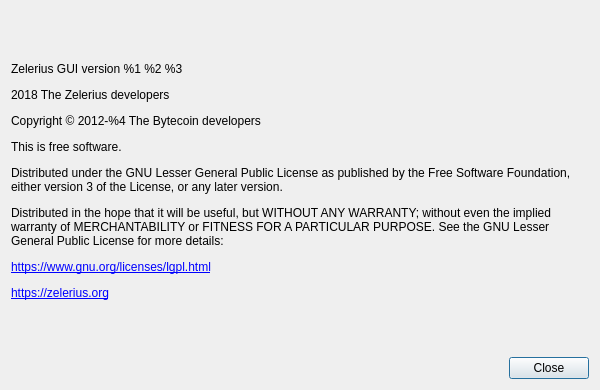
First picture: the form in src/aboutdialog.ui, repository Unkownman086/zelerius-gui, before the edit.
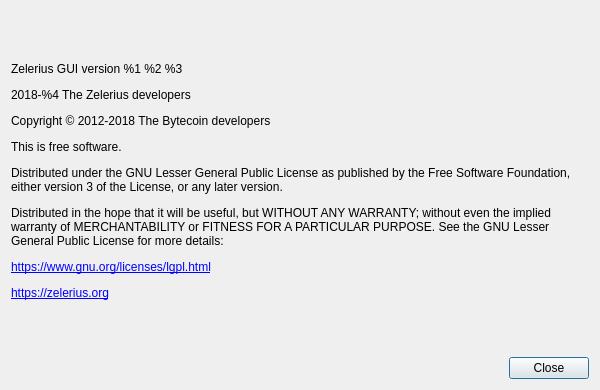
Second picture: the form after the edit. Custom widgets are drawn as their Qt base class.

The edit to the form file:
```diff
--- a/src/aboutdialog.ui
+++ b/src/aboutdialog.ui
@@ -41,7 +41,7 @@
       </sizepolicy>
      </property>
      <property name="text">
-      <string>&lt;html&gt;&lt;head/&gt;&lt;body&gt;&lt;p&gt;Zelerius GUI version %1 %2 %3&lt;/p&gt;&lt;p&gt;2018 The Zelerius developers&lt;/p&gt;&lt;p&gt;Copyright © 2012-%4 The Bytecoin developers&lt;/p&gt;&lt;p&gt;This is free software.&lt;/p&gt;&lt;p&gt;Distributed under the GNU Lesser General Public License as published by the Free Software Foundation, either version 3 of the License, or any later version.&lt;/p&gt;&lt;p&gt;Distributed in the hope that it will be useful, but WITHOUT ANY WARRANTY; without even the implied warranty of MERCHANTABILITY or FITNESS FOR A PARTICULAR PURPOSE. See the GNU Lesser General Public License for more details:&lt;/p&gt;&lt;p&gt;&lt;a href=&quot;https://www.gnu.org/licenses/lgpl.html&quot;&gt;&lt;span style=&quot; text-decoration: underline; color:#0000ff;&quot;&gt;https://www.gnu.org/licenses/lgpl.html&lt;/span&gt;&lt;/a&gt;&lt;/p&gt;&lt;p&gt;&lt;a href=&quot;https://zelerius.org/&quot;&gt;&lt;span style=&quot; text-decoration: underline; color:#0000ff;&quot;&gt;https://zelerius.org&lt;/span&gt;&lt;/a&gt;&lt;/p&gt;&lt;/body&gt;&lt;/html&gt;</string>
+      <string>&lt;html&gt;&lt;head/&gt;&lt;body&gt;&lt;p&gt;Zelerius GUI version %1 %2 %3&lt;/p&gt;&lt;p&gt;2018-%4 The Zelerius developers&lt;/p&gt;&lt;p&gt;Copyright © 2012-2018 The Bytecoin developers&lt;/p&gt;&lt;p&gt;This is free software.&lt;/p&gt;&lt;p&gt;Distributed under the GNU Lesser General Public License as published by the Free Software Foundation, either version 3 of the License, or any later version.&lt;/p&gt;&lt;p&gt;Distributed in the hope that it will be useful, but WITHOUT ANY WARRANTY; without even the implied warranty of MERCHANTABILITY or FITNESS FOR A PARTICULAR PURPOSE. See the GNU Lesser General Public License for more details:&lt;/p&gt;&lt;p&gt;&lt;a href=&quot;https://www.gnu.org/licenses/lgpl.html&quot;&gt;&lt;span style=&quot; text-decoration: underline; color:#0000ff;&quot;&gt;https://www.gnu.org/licenses/lgpl.html&lt;/span&gt;&lt;/a&gt;&lt;/p&gt;&lt;p&gt;&lt;a href=&quot;https://zelerius.org/&quot;&gt;&lt;span style=&quot; text-decoration: underline; color:#0000ff;&quot;&gt;https://zelerius.org&lt;/span&gt;&lt;/a&gt;&lt;/p&gt;&lt;/body&gt;&lt;/html&gt;</string>
      </property>
      <property name="textFormat">
       <enum>Qt::RichText</enum>
```
